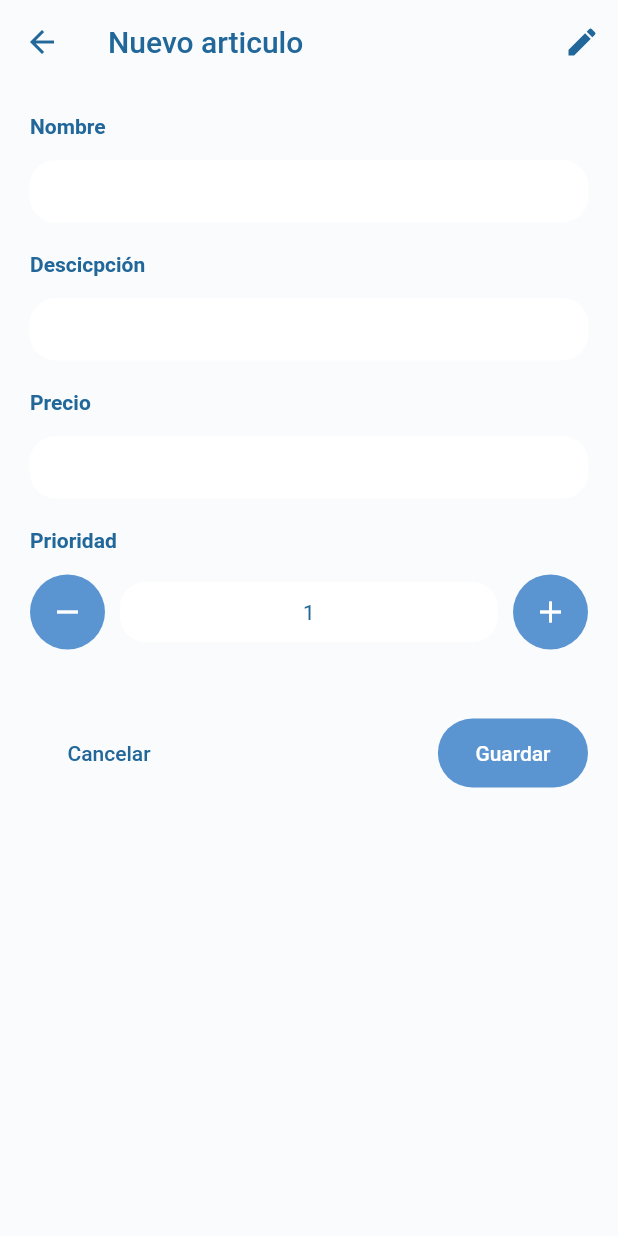
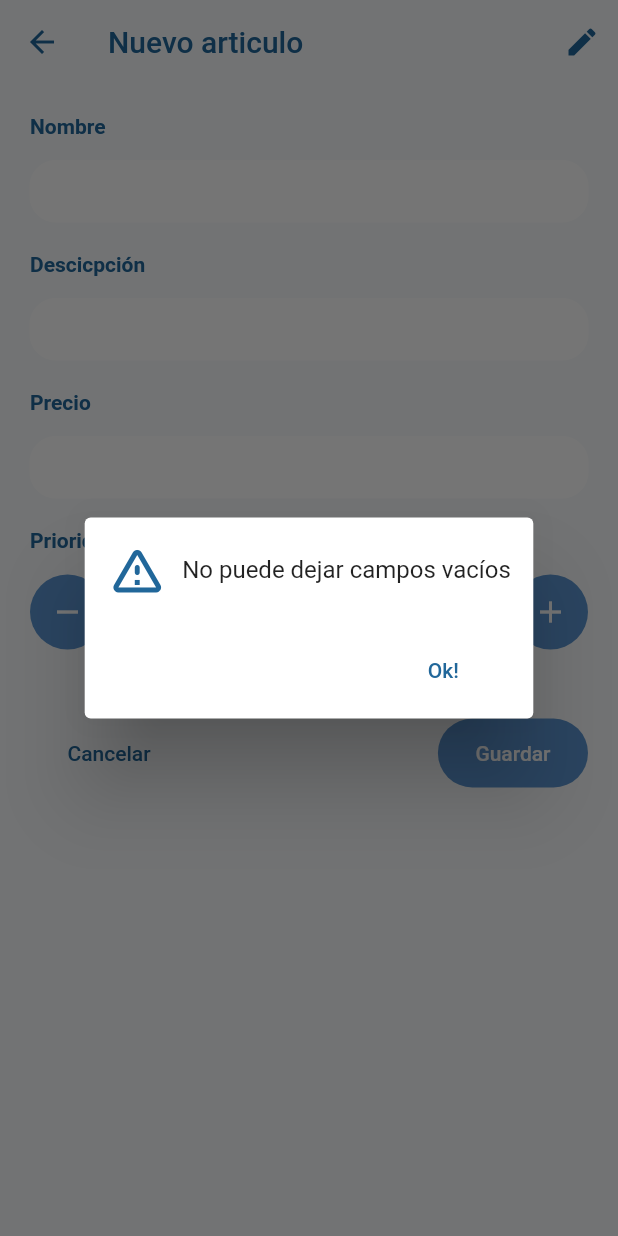
Before and after one commit to AngelDiazMera/priori-dev, a Flutter app: the NuevoArticuloPage screen opened directly with empty values, after a tap on "Guardar", on a phone screen of 412 x 824 dp. Run offline on Flutter 3.47's test engine with Material 2 defaults, Android fonts, the phone set to English and light mode, and no system bars; our stand-ins replace sqflite; missing offline and left inert: regexed_validator; accounts and stored records are empty.

Commit message:
fields and logo

```diff
--- a/lib/src/pages/nuevo_articulo.dart
+++ b/lib/src/pages/nuevo_articulo.dart
@@ -1,6 +1,9 @@
+// import 'dart:html';
+
 import 'package:flutter/material.dart';
 // Importa el mapa de colores definidio para la aplicación
 import 'package:priori_dev/src/colors/colores.dart';
+import 'package:priori_dev/src/widgets/articulo_animado.dart';
 import 'package:priori_dev/src/widgets/input_field.dart';
 import 'package:priori_dev/src/models/articulo_model.dart';
 
@@ -119,6 +122,9 @@ class _NuevoArticuloPageState extends State<NuevoArticuloPage> {
             elevation: 0,
             shape: StadiumBorder(),
             onPressed: () {
+              if (_entradasNoValidas(context)) {
+                return;
+              }
               ArticuloModel nuevoArt = ArticuloModel(
                   nombre: _nombreCtrl.text,
                   precio: double.parse(_precioCtrl.text),
@@ -210,4 +216,17 @@ class _NuevoArticuloPageState extends State<NuevoArticuloPage> {
     return Text(texto,
         style: TextStyle(fontWeight: FontWeight.bold, fontSize: 14));
   }
+
+  //verifica si la entrada no es valida
+  bool _entradasNoValidas(context) {
+    final bool isNombEmpty = _nombreCtrl.text.isNotEmpty;
+    final bool isDescEmpty = _descCtrl.text.isNotEmpty;
+    final bool isPrecEmpty = _precioCtrl.text.isNotEmpty;
+    if (isNombEmpty && isDescEmpty & isPrecEmpty) {
+      return false;
+    }
+    mostrarAlert(context, UniqueKey(), 'No puede dejar campos vacíos',
+        Icons.warning_amber_rounded, ['Ok!']);
+    return true;
+  }
 }
--- a/lib/src/widgets/input_field.dart
+++ b/lib/src/widgets/input_field.dart
@@ -5,6 +5,7 @@ Widget crearInput(
     {String tipo,
     TextEditingController control,
     String nombre,
+    bool esVacio = false,
     Function callback}) {
   TextInputType _tipo =
       tipo == 'numero' ? TextInputType.number : TextInputType.text;
@@ -29,6 +30,7 @@ Widget crearInput(
         borderSide: BorderSide(color: Colors.white, width: 0),
       ),
       labelText: nombre,
+      errorText: esVacio ? 'Este campo no puede estar vacío' : null,
       labelStyle: TextStyle(color: getColor('inputLabel')),
       // Para el fondo
       isDense: true,
--- a/pubspec.yaml
+++ b/pubspec.yaml
@@ -30,6 +30,7 @@ dependencies:
   cupertino_icons: ^1.0.0
   path_provider: ^1.6.28
   sqflite: ^1.3.0
+  regexed_validator: ^1.0.4
 
 dev_dependencies:
   flutter_test:
```
Also changed, not shown: lib/src/pages/compras_page.dart (+33 -14 lines), lib/src/providers/db_providers.dart (+0 -44 lines), pubspec.lock, 5 other files.
